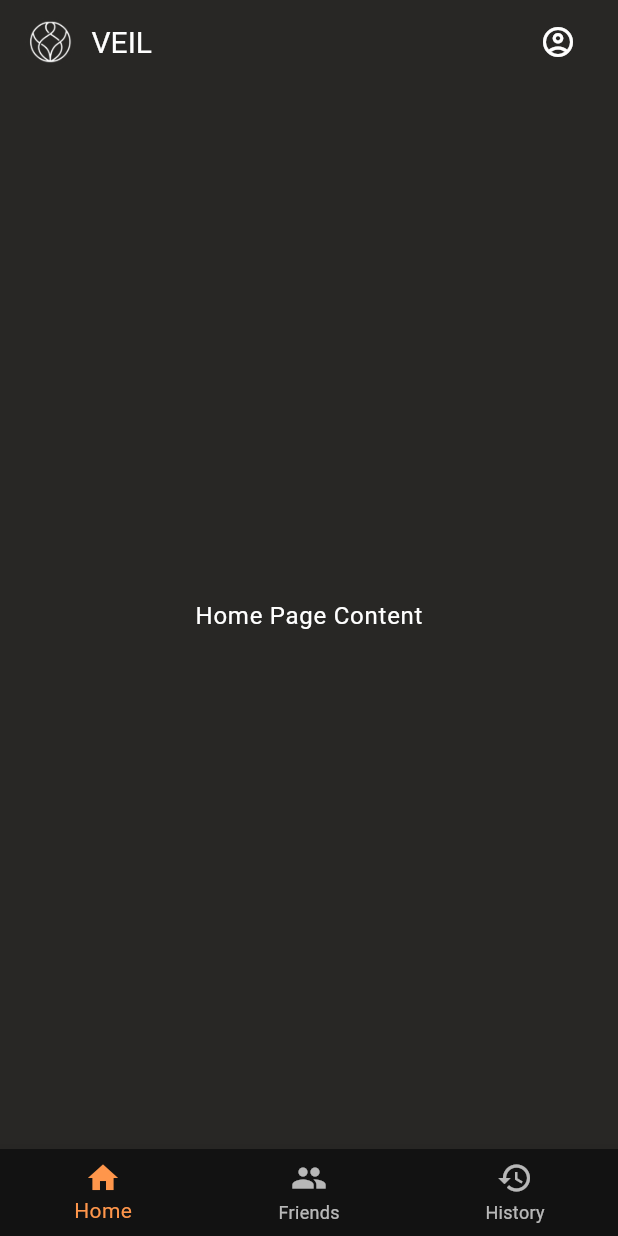
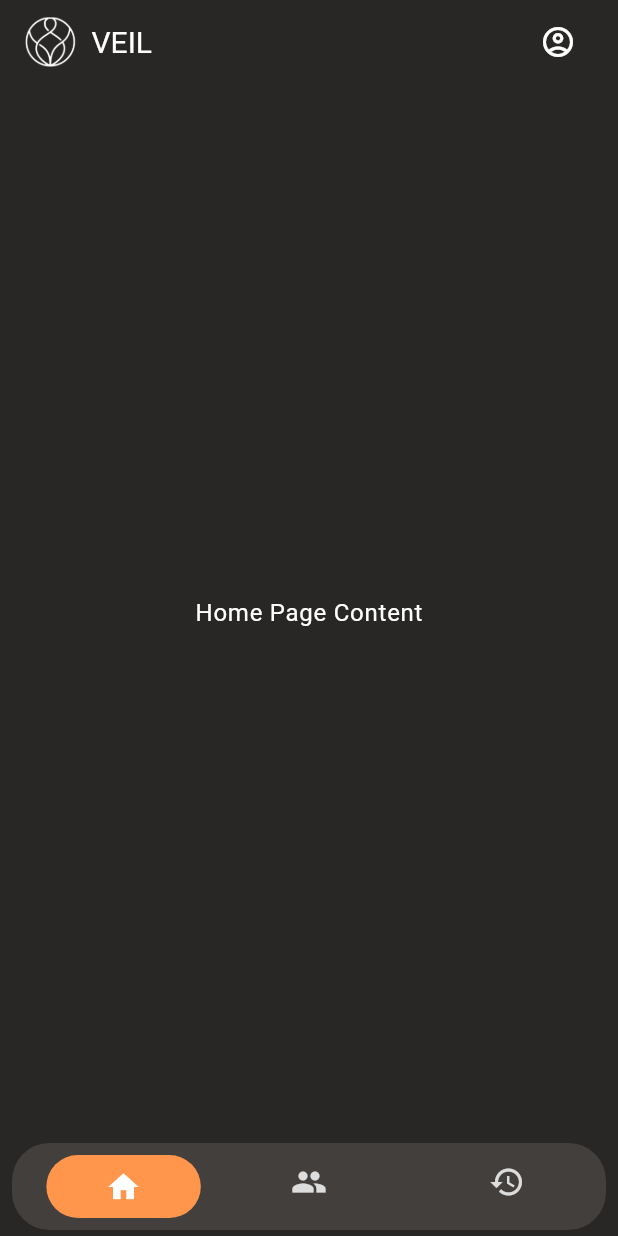
Before and after one commit to Sidd1374/Anonymous_Chat_Application, a Flutter app: the HomePageFrame screen opened directly, on a phone screen of 412 x 824 dp. Run offline on Flutter 3.47's test engine with Material 3 defaults, Android fonts, the phone set to English and light mode, and no system bars; our stand-ins replace flutter_screenutil.

Commit message:
bottom navigation bar added

```diff
--- a/lib/core/app_theme.dart
+++ b/lib/core/app_theme.dart
@@ -3,53 +3,55 @@ import 'package:flutter_screenutil/flutter_screenutil.dart';
 
 class AppTheme extends ChangeNotifier {
   // Global constants for colors
-  static const Color _primaryColor = Color(0xFFFF964B);
-  static const Color _darkBackgroundColor = Color(0xFF282725);
-  static const Color _lightBackgroundColor = Color(0xFFF1E5DD);
-  static const Color _darkSecondaryColor = Color(0xFF433F3C);
-  static const Color _lightSecondaryColor = Color(0xFFFFF3EA);
+  static const Color primaryColor = Color(0xFFFF964B);
+  static const Color darkBackgroundColor = Color(0xFF282725);
+  static const Color lightBackgroundColor = Color(0xFFF1E5DD);
+  static const Color darkSecondaryColor = Color(0xFF433F3C);
+  static const Color lightSecondaryColor = Color(0xFFFFF3EA);
 
-  // Logo paths for themes
-  static const String _lightLogoPath = 'assets/logo/icon-no-bg-white.png';
-  static const String _darkLogoPath = 'assets/logo/icon-black-no-bg.png';
+  static const Color darkSelectedIconColor = Colors.white;
+  static const Color darkUnselectedIconColor = Color(0xFFDDDDDD);
+  static const Color lightSelectedIconColor = Colors.black;
+  static const Color lightUnselectedIconColor = Colors.grey;
+
 
   // Dark Theme
   static final ThemeData darkTheme = ThemeData(
     brightness: Brightness.dark,
-    scaffoldBackgroundColor: _darkBackgroundColor,
-    primaryColor: _primaryColor,
+    scaffoldBackgroundColor: darkBackgroundColor,
+    primaryColor: primaryColor,
     colorScheme: const ColorScheme.dark(
-      secondary: _darkSecondaryColor,
+      secondary: darkSecondaryColor,
     ),
     appBarTheme: const AppBarTheme(
-      backgroundColor: _darkBackgroundColor,
+      backgroundColor: darkBackgroundColor,
       iconTheme: IconThemeData(color: Colors.white),
       titleTextStyle: TextStyle(color: Colors.white, fontSize: 20),
     ),
     inputDecorationTheme: InputDecorationTheme(
       filled: true,
-      fillColor: _darkSecondaryColor,
+      fillColor: darkSecondaryColor,
       border: const OutlineInputBorder(
-        borderSide: BorderSide(color: _primaryColor),
+        borderSide: BorderSide(color: primaryColor),
       ),
       enabledBorder: const OutlineInputBorder(
-        borderSide: BorderSide(color: _primaryColor),
+        borderSide: BorderSide(color: primaryColor),
       ),
       focusedBorder: const OutlineInputBorder(
-        borderSide: BorderSide(color: _primaryColor),
+        borderSide: BorderSide(color: primaryColor),
       ),
       labelStyle: const TextStyle(color: Colors.white),
       hintStyle: const TextStyle(color: Colors.white70),
     ),
     elevatedButtonTheme: ElevatedButtonThemeData(
       style: ElevatedButton.styleFrom(
-        backgroundColor: _primaryColor,
+        backgroundColor: primaryColor,
         foregroundColor: Colors.white,
         textStyle: const TextStyle(fontSize: 16, fontWeight: FontWeight.bold),
       ),
     ),
     floatingActionButtonTheme: const FloatingActionButtonThemeData(
-      backgroundColor: _primaryColor,
+      backgroundColor: primaryColor,
       foregroundColor: Colors.white,
     ),
     textTheme: const TextTheme(
@@ -58,53 +60,68 @@ class AppTheme extends ChangeNotifier {
       titleLarge: TextStyle(color: Colors.white, fontSize: 20),
     ),
     snackBarTheme: const SnackBarThemeData(
-      backgroundColor: _primaryColor,
+      backgroundColor: primaryColor,
       contentTextStyle: TextStyle(color: Colors.white),
     ),
     dialogTheme: const DialogTheme(
-      backgroundColor: _darkBackgroundColor,
+      backgroundColor: darkBackgroundColor,
       titleTextStyle: TextStyle(color: Colors.white, fontSize: 20, fontWeight: FontWeight.bold),
       contentTextStyle: TextStyle(color: Colors.white70),
     ),
+    // bottomNavigationBarTheme: bottomNavigationBarThemeDark,
+
+    bottomNavigationBarTheme: BottomNavigationBarThemeData(
+      backgroundColor: darkSecondaryColor,
+      selectedItemColor: darkSelectedIconColor,
+      unselectedItemColor: darkUnselectedIconColor,
+      selectedIconTheme: const IconThemeData(color: darkSelectedIconColor),
+      unselectedIconTheme: const IconThemeData(color: darkUnselectedIconColor),
+      selectedLabelStyle: TextStyle(color: darkSelectedIconColor),
+      unselectedLabelStyle: const TextStyle(color: darkUnselectedIconColor),
+
+      elevation: 8.0,
+      type: BottomNavigationBarType.fixed,
+    ),
+
   );
 
   // Light Theme
   static final ThemeData lightTheme = ThemeData(
     brightness: Brightness.light,
-    scaffoldBackgroundColor: _lightBackgroundColor,
-    primaryColor: _primaryColor,
+    scaffoldBackgroundColor: lightBackgroundColor,
+    primaryColor: primaryColor,
     colorScheme: const ColorScheme.light(
-      secondary: _lightSecondaryColor,
+      secondary: lightSecondaryColor,
     ),
     appBarTheme: const AppBarTheme(
-      backgroundColor: _lightBackgroundColor,
+      backgroundColor: lightBackgroundColor,
       iconTheme: IconThemeData(color: Colors.black),
       titleTextStyle: TextStyle(color: Colors.black, fontSize: 20),
     ),
     inputDecorationTheme: InputDecorationTheme(
       filled: true,
-      fillColor: _lightSecondaryColor,
+      fillColor: lightSecondaryColor,
       border: const OutlineInputBorder(
-        borderSide: BorderSide(color: _primaryColor),
+        borderSide: BorderSide(color: primaryColor),
       ),
       enabledBorder: const OutlineInputBorder(
-        borderSide: BorderSide(color: _primaryColor),
+        borderSide: BorderSide(color: primaryColor),
       ),
       focusedBorder: const OutlineInputBorder(
-        borderSide: BorderSide(color: _primaryColor),
+        borderSide: BorderSide(color: primaryColor),
       ),
       labelStyle: const TextStyle(color: Colors.black),
       hintStyle: const TextStyle(color: Colors.black54),
     ),
     elevatedButtonTheme: ElevatedButtonThemeData(
       style: ElevatedButton.styleFrom(
-        backgroundColor: _primaryColor,
+        backgroundColor: primaryColor,
         foregroundColor: Colors.white,
         textStyle: const TextStyle(fontSize: 16, fontWeight: FontWeight.bold),
       ),
     ),
     floatingActionButtonTheme: const FloatingActionButtonThemeData(
-      backgroundColor: _primaryColor,
+      backgroundColor: primaryColor,
       foregroundColor: Colors.white,
     ),
     textTheme: const TextTheme(
@@ -113,18 +130,28 @@ class AppTheme extends ChangeNotifier {
       titleLarge: TextStyle(color: Colors.black, fontSize: 20),
     ),
     snackBarTheme: const SnackBarThemeData(
-      backgroundColor: _primaryColor,
+      backgroundColor: primaryColor,
       contentTextStyle: TextStyle(color: Colors.black),
     ),
     dialogTheme: const DialogTheme(
-      backgroundColor: _lightBackgroundColor,
+      backgroundColor: lightBackgroundColor,
       titleTextStyle: TextStyle(color: Colors.black, fontSize: 20, fontWeight: FontWeight.bold),
       contentTextStyle: TextStyle(color: Colors.black87),
     ),
+
+    bottomNavigationBarTheme: BottomNavigationBarThemeData(
+      backgroundColor: primaryColor,
+      selectedItemColor: lightSelectedIconColor,
+      unselectedItemColor: lightUnselectedIconColor,
+      selectedIconTheme: const IconThemeData(color: lightSelectedIconColor),
+      unselectedIconTheme: const IconThemeData(color: lightUnselectedIconColor),
+      selectedLabelStyle: const TextStyle(color: lightSelectedIconColor),
+      unselectedLabelStyle: const TextStyle(color: lightUnselectedIconColor),
+      elevation: 8.0,
+      type: BottomNavigationBarType.fixed,
+    ),
+
   );
-
-
-
 
   static ButtonStyle elevatedButtonStyle(BuildContext context) {
     return ElevatedButton.styleFrom(
@@ -159,13 +186,11 @@ class AppTheme extends ChangeNotifier {
     );
   }
 
-
-
-
-
   // Theme and logo management
   ThemeData _currentTheme = darkTheme;
-  String _currentLogoPath = _lightLogoPath;
+  String _currentLogoPath = 'assets/logo/icon-no-bg-white.png';
+  Color containerColor = primaryColor;
+
 
   ThemeData get currentTheme => _currentTheme;
   String get currentLogoPath => _currentLogoPath;
@@ -174,12 +199,13 @@ class AppTheme extends ChangeNotifier {
   void toggleTheme() {
     if (_currentTheme == lightTheme) {
       _currentTheme = darkTheme;
-      _currentLogoPath = _lightLogoPath;
+      _currentLogoPath = 'assets/logo/icon-no-bg-white.png';
+      containerColor = primaryColor;
     } else {
       _currentTheme = lightTheme;
-      _currentLogoPath = _darkLogoPath;
+      _currentLogoPath = 'assets/logo/icon-black-no-bg.png';
+      containerColor = lightSecondaryColor;
     }
     notifyListeners();
   }
-
 }
--- a/lib/views/home/home_page_frame.dart
+++ b/lib/views/home/home_page_frame.dart
@@ -1,4 +1,6 @@
 import 'package:flutter/material.dart';
+import 'package:provider/provider.dart';
+import '../../core/app_theme.dart';
 import 'home_page.dart';
 import '../entry/login_page.dart';
 import 'friends_page.dart';
@@ -12,9 +14,10 @@ class HomePageFrame extends StatefulWidget {
 }
 
 class _HomePageFrameState extends State<HomePageFrame> {
-  int _selectedIndex = 0; // Track selected index
+  int _selectedIndex = 0;
 
-  static  final List<Widget> _widgetOptions = <Widget>[
+
+  static final List<Widget> _widgetOptions = <Widget>[
     HomePage(),
     FriendsPage(),
     HistoryPage(),
@@ -28,6 +31,9 @@ class _HomePageFrameState extends State<HomePageFrame> {
 
   @override
   Widget build(BuildContext context) {
+    final width = MediaQuery.of(context).size.width;
+    final appTheme = context.watch<AppTheme>();
+
     return Scaffold(
       appBar: AppBar(
         automaticallyImplyLeading: false,
@@ -37,7 +43,7 @@ class _HomePageFrameState extends State<HomePageFrame> {
             Row(
               children: [
                 Image.asset(
-                  'assets/logo/app_logo.png',
+                  appTheme.currentLogoPath,
                   height: 35,
                   width: 35,
                 ),
@@ -61,26 +67,69 @@ class _HomePageFrameState extends State<HomePageFrame> {
         ),
         backgroundColor: Theme.of(context).appBarTheme.backgroundColor,
       ),
-
-      body: _widgetOptions.elementAt(_selectedIndex), // Display selected widget
-      bottomNavigationBar: BottomNavigationBar(
+      body: _widgetOptions.elementAt(_selectedIndex),
+      bottomNavigationBar: Padding(
+        padding: const EdgeInsets.only(left: 8.0,right: 8.0,bottom: 4.0),
+        child: Stack(
+          alignment: Alignment.bottomCenter,
+          children: [
+            ClipRRect(
+              borderRadius: BorderRadius.circular(25), // Curves all edges
+              child: BottomNavigationBar(
                 items: const <BottomNavigationBarItem>[
                   BottomNavigationBarItem(
                     icon: Icon(Icons.home),
-            label: 'Home',
+                    label: 'home',
                   ),
                   BottomNavigationBarItem(
                     icon: Icon(Icons.people),
-            label: 'Friends',
+                    label: 'friends',
                   ),
                   BottomNavigationBarItem(
                     icon: Icon(Icons.history),
                     label: 'History',
                   ),
                 ],
-        currentIndex: _selectedIndex, // Highlight selected item
-        selectedItemColor: Theme.of(context).primaryColor, // Highlight color
+                currentIndex: _selectedIndex,
+                selectedItemColor: Theme.of(context).bottomNavigationBarTheme.selectedItemColor,
+                unselectedItemColor: Theme.of(context).bottomNavigationBarTheme.unselectedItemColor,
+                selectedLabelStyle: TextStyle(color: Theme.of(context).bottomNavigationBarTheme.selectedItemColor),
+                unselectedLabelStyle: TextStyle(color: Theme.of(context).bottomNavigationBarTheme.unselectedItemColor),
+                showUnselectedLabels: false,
+                showSelectedLabels: false,
                 onTap: _onItemTapped,
+                type: BottomNavigationBarType.fixed,
+                backgroundColor: Theme.of(context).bottomNavigationBarTheme.backgroundColor,
+              ),
+            ),
+            AnimatedPositioned(
+              duration: const Duration(milliseconds: 200),
+              curve: Curves.easeInOut,
+              left: (width / _widgetOptions.length) * _selectedIndex +
+                  (width / _widgetOptions.length - width / 4.5) / 2,
+              bottom: 8,
+              child: Container(
+                width: width / 4,
+                height: 42,
+                decoration: BoxDecoration(
+                  // color: Theme.of(context).primaryColor,
+                  color: appTheme.containerColor,
+                  borderRadius: BorderRadius.circular(25),
+                ),
+                child: Center(
+                  child: Icon(
+                    _selectedIndex == 0
+                        ? Icons.home
+                        : _selectedIndex == 1
+                        ? Icons.people
+                        : Icons.history,
+                    color: Theme.of(context).bottomNavigationBarTheme.selectedIconTheme?.color,
+                  ),
+                ),
+              ),
+            ),
+          ],
+        ),
       ),
     );
   }
```
Lines whose indentation alone changed are shown as unchanged.
